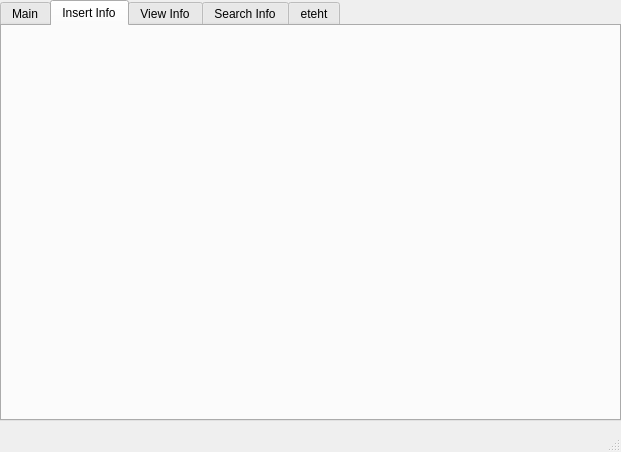
First picture: the form in mainwindow.ui, repository Bebelingur/CoS, before the edit.
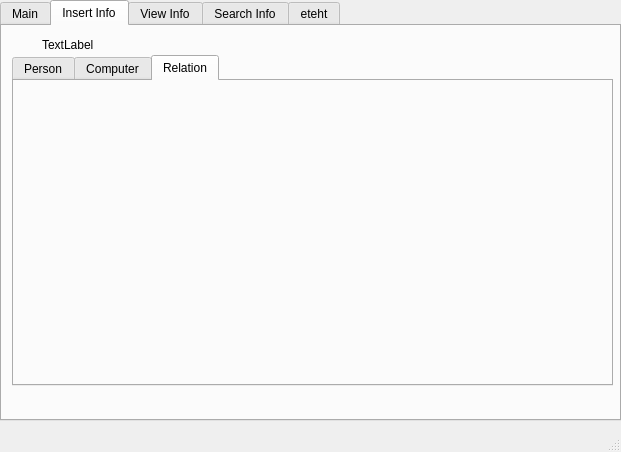
Second picture: the form after the edit. The open tabs and pages were chosen to show the change.

The edit to the form file:
```diff
--- a/mainwindow.ui
+++ b/mainwindow.ui
@@ -35,6 +35,47 @@
      <attribute name="title">
       <string>Insert Info</string>
      </attribute>
+     <widget class="QTabWidget" name="tabWidget_2">
+      <property name="geometry">
+       <rect>
+        <x>10</x>
+        <y>29</y>
+        <width>601</width>
+        <height>331</height>
+       </rect>
+      </property>
+      <property name="currentIndex">
+       <number>2</number>
+      </property>
+      <widget class="QWidget" name="tab_2">
+       <attribute name="title">
+        <string>Person</string>
+       </attribute>
+      </widget>
+      <widget class="QWidget" name="tab_3">
+       <attribute name="title">
+        <string>Computer</string>
+       </attribute>
+      </widget>
+      <widget class="QWidget" name="tab_5">
+       <attribute name="title">
+        <string>Relation</string>
+       </attribute>
+      </widget>
+     </widget>
+     <widget class="QLabel" name="label_2">
+      <property name="geometry">
+       <rect>
+        <x>40</x>
+        <y>10</y>
+        <width>59</width>
+        <height>17</height>
+       </rect>
+      </property>
+      <property name="text">
+       <string>TextLabel</string>
+      </property>
+     </widget>
     </widget>
     <widget class="QWidget" name="viewTab">
      <attribute name="title">
```
Left out of the diff: 4 changed lines with no effect on the pictures.
